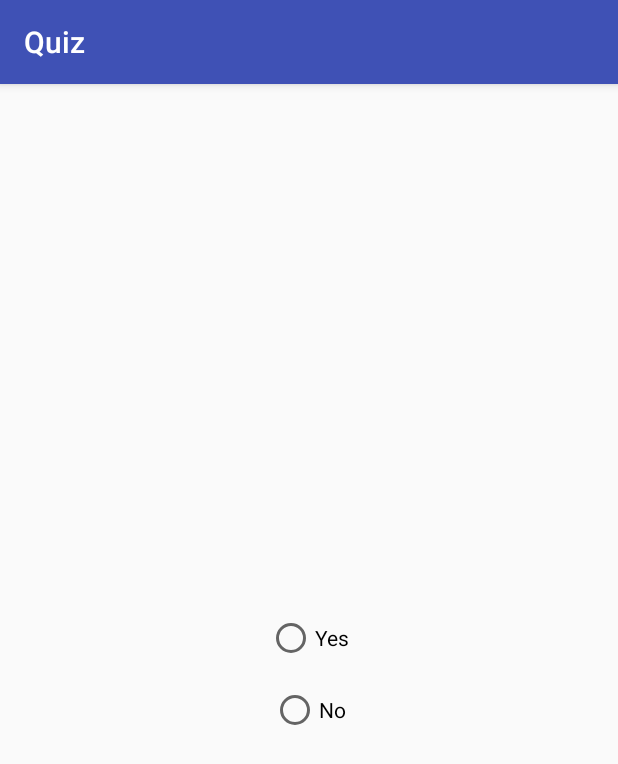
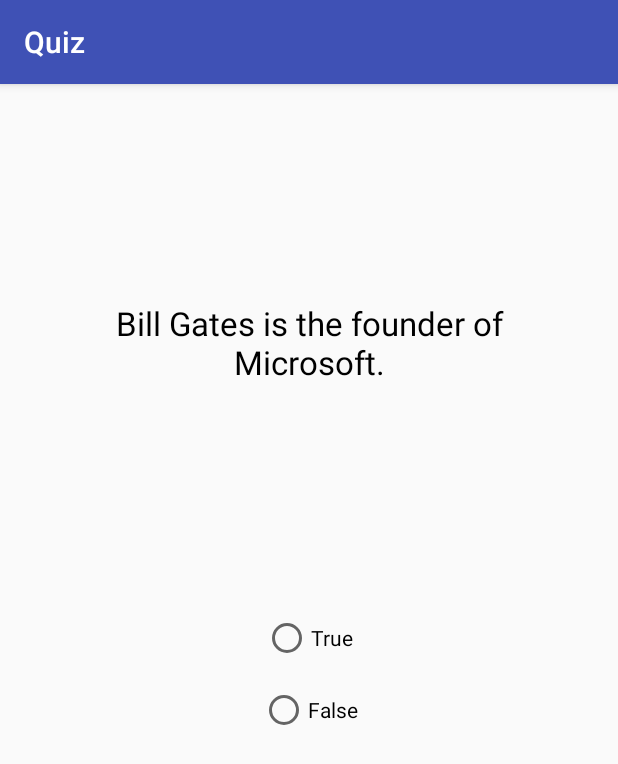
Before and after one commit to MaciejCmiel/Quiz-App, an Android app: the QuizActivity screen opened directly, with no data from a screen before it, on a phone screen of 412 x 824 dp. Shown: the top 764 px of the screen. Run offline under Robolectric (Android 15) with nearby library versions, the phone set to English and light mode, and no system bars.

Commit message:
Add feature: True/False and Fill-in types

```diff
--- a/app/src/main/java/com/example/macx/quizapp/QuizActivity.java
+++ b/app/src/main/java/com/example/macx/quizapp/QuizActivity.java
@@ -20,6 +20,7 @@ public class QuizActivity extends AppCompatActivity {
         super.onCreate(savedInstanceState);
         setContentView(R.layout.activity_quiz);
 
+        boolean mYesNoAnswer;
         int chosenType = getIntent().getIntExtra("TYPE", 1);
 
         ArrayList<Question> questions = new ArrayList<Question>();
@@ -30,13 +31,26 @@ public class QuizActivity extends AppCompatActivity {
 
 
         if (chosenType == 1) {
-            questions.add(new Question("Stive Jobs is the founder of Microsoft", "no"));
+            questions.add(new Question("Stive Jobs is the founder of Microsoft", "false"));
             questions.add(new Question("Albert Einstein failed every subject in school that wasn't math or physics.", "yes"));
             questions.add(new Question("Bill Gates is the founder of Microsoft.", "yes"));
             questions.add(new Question("Tea has more caffeine than soda and coffee", "no"));
 
             singleChoice.setVisibility(View.GONE);
             fillIn.setVisibility(View.GONE);
+
+            Random generator = new Random();
+            int rand = generator.nextInt(questions.size());
+
+            TextView questionTextView = findViewById(R.id.question_text_view);
+            questionTextView.setText(questions.get(rand).getQuestion());
+
+            String answer = questions.get(rand).getAnswer();
+            if(answer.equals("yes")){
+                mYesNoAnswer = true;
+            } else {
+                mYesNoAnswer = false;
+            }
 
 
         } else if (chosenType == 2) {
@@ -49,9 +63,10 @@ public class QuizActivity extends AppCompatActivity {
             trueFalse.setVisibility(View.GONE);
             fillIn.setVisibility(View.GONE);
 
+            int scope = questions.size() - 1;
             Random generator = new Random();
-            int scope = questions.size() - 1;
-            int rand = generator.nextInt(scope + 1);
+            int rand = generator.nextInt(questions.size());
+
             Log.i(QuizActivity.class.getName(), "TEST: rand= " + rand);
             int secondRand = 0;
             int thirdRand = 0;
@@ -81,14 +96,21 @@ public class QuizActivity extends AppCompatActivity {
             thirdAnswer.setText(questions.get(thirdRand).getAnswer());
 
         } else if (chosenType == 3) {
-            questions.add(new Question("How many is 12 to the power of 2?", "144"));
-            questions.add(new Question("How many is 13 to the power of 2?", "169"));
-            questions.add(new Question("How many is 14 to the power of 2?", "196"));
-            questions.add(new Question("How many is 15 to the power of 2?", "255"));
+            questions.add(new Question("Battle of Trafalagar.", "1805"));
+            questions.add(new Question("Assassination of Abraham Lincoln.", "1865"));
+            questions.add(new Question("Beginning of the American Civil War.", "1861"));
+            questions.add(new Question("Roentgen discovered X-Rays.", "1895"));
 
             trueFalse.setVisibility(View.GONE);
             singleChoice.setVisibility(View.GONE);
 
+            Random generator = new Random();
+            int rand = generator.nextInt(questions.size());
+
+            TextView questionTextView = findViewById(R.id.question_text_view);
+            questionTextView.setText(questions.get(rand).getQuestion());
+
+            String answer = questions.get(rand).getAnswer();
 
         }
     }
--- a/app/src/main/res/layout/activity_quiz.xml
+++ b/app/src/main/res/layout/activity_quiz.xml
@@ -61,7 +61,7 @@
                 android:layout_height="wrap_content"
                 android:layout_gravity="center"
                 android:layout_margin="8dp"
-                android:text="Yes" />
+                android:text="@string/tekst_true" />
 
             <RadioButton
                 android:id="@+id/radio_button_no"
@@ -69,7 +69,7 @@
                 android:layout_height="wrap_content"
                 android:layout_gravity="center"
                 android:layout_margin="8dp"
-                android:text="No" />
+                android:text="@string/tekst_false" />
 
         </RadioGroup>
 
--- a/app/src/main/res/values/strings.xml
+++ b/app/src/main/res/values/strings.xml
@@ -4,6 +4,8 @@
 
 
     <string name="true_false">True / False</string>
+    <string name="tekst_true">True</string>
+    <string name="tekst_false">False</string>
     <string name="single_choice">Single choice</string>
     <string name="fill_in_the_blank">Fill in the blank</string>
     <string name="prompt_text">Choose type of quiz:</string>
```
